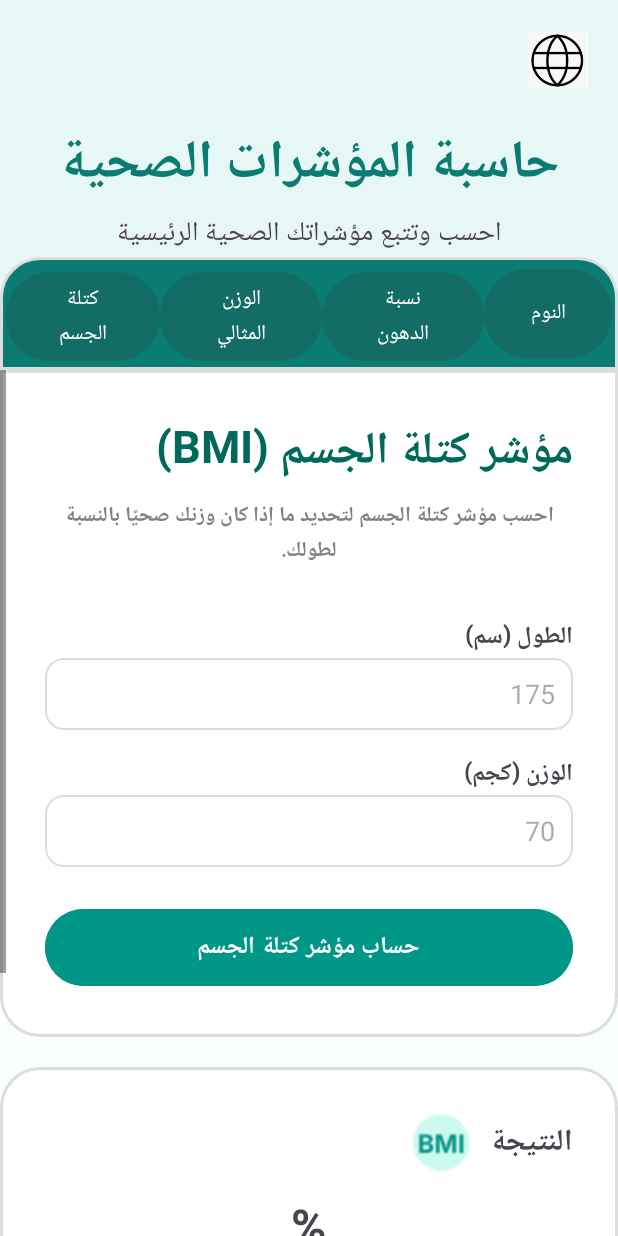
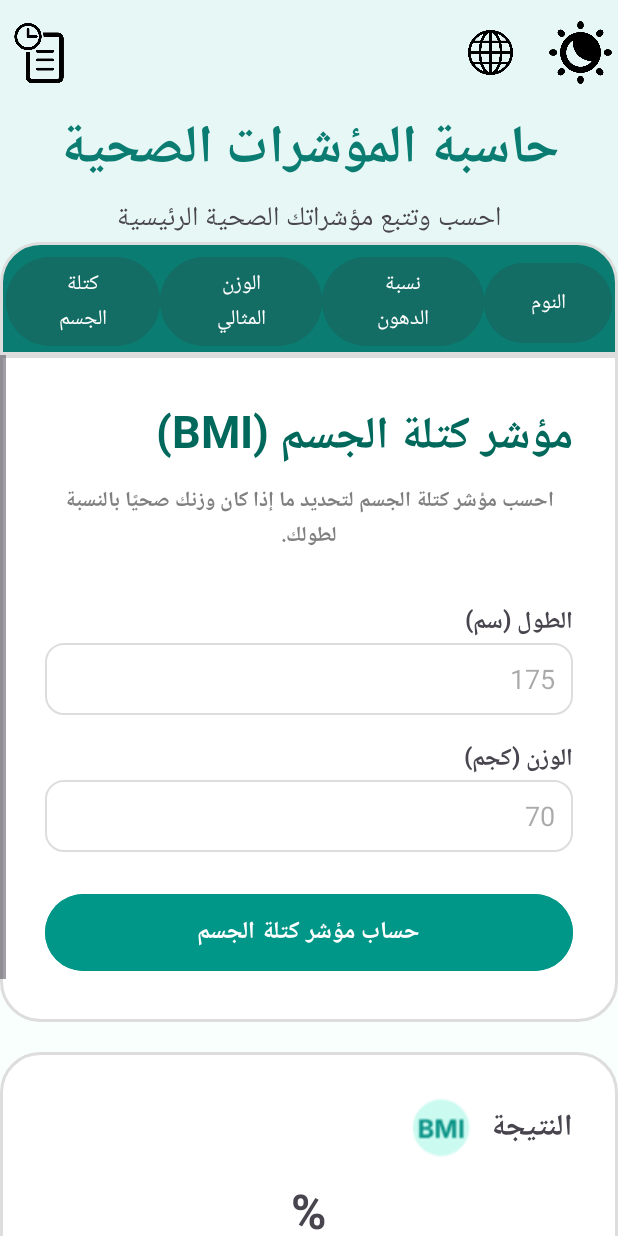
Before and after one commit to kamiar0101/MyProjetSynthese, an Android app: the fragment FragmentIndiceDeMasseCorporelle placed in its activity, on a phone screen of 412 x 824 dp. Run offline under Robolectric (Android 15) with nearby library versions, the phone set to English and light mode, and no system bars.

Commit message:
add 2 activity

```diff
--- a/app/src/main/java/com/example/myprojetsynthese2/fragment/FragmentIndiceDeMasseCorporelle.kt
+++ b/app/src/main/java/com/example/myprojetsynthese2/fragment/FragmentIndiceDeMasseCorporelle.kt
@@ -62,7 +62,7 @@ class FragmentIndiceDeMasseCorporelle : Fragment() {
                 }
 
                 val bmi = poids / (longueur * longueur)
-                tvGraisseNasseCorporelle_fragment.text = bmi.toString()
+                tvGraisseNasseCorporelle_fragment.text = "% " + String.format("%.2f", bmi)
 
                 //
                 pv_fragment.progress = bmi.toInt()
--- a/app/src/main/java/com/example/myprojetsynthese2/fragment/FragmentPoidsIdeal.kt
+++ b/app/src/main/java/com/example/myprojetsynthese2/fragment/FragmentPoidsIdeal.kt
@@ -11,7 +11,6 @@ import android.widget.RadioButton
 import android.widget.RadioGroup
 import android.widget.TextView
 import com.example.myprojetsynthese2.R
-
 
 class FragmentPoidsIdeal : Fragment() {
 
--- a/app/src/main/res/layout/activity_main.xml
+++ b/app/src/main/res/layout/activity_main.xml
@@ -10,21 +10,54 @@
     android:layoutDirection="rtl">
 
     <!---->
+
+    <!---->
     <LinearLayout
         android:id="@+id/linearLayout"
         android:layout_width="match_parent"
         android:layout_height="wrap_content"
         android:orientation="vertical"
         app:layout_constraintEnd_toEndOf="parent"
+        app:layout_constraintHorizontal_bias="0.0"
         app:layout_constraintStart_toStartOf="parent"
         app:layout_constraintTop_toTopOf="parent">
 
-        <ImageView
-            android:id="@+id/ivLangue"
-            android:layout_width="40dp"
-            android:layout_height="40dp"
-            android:layout_margin="20dp"
-            android:src="@drawable/img" />
+        <androidx.constraintlayout.widget.ConstraintLayout
+            android:layout_width="match_parent"
+            android:layout_height="wrap_content"
+            android:layoutDirection="ltr"
+            >
+
+            <ImageView
+                android:id="@+id/ivDark"
+                android:layout_width="50dp"
+                android:layout_height="50dp"
+                android:src="@drawable/night_mode"
+                app:layout_constraintBottom_toBottomOf="parent"
+                app:layout_constraintEnd_toEndOf="parent"
+                app:layout_constraintTop_toTopOf="parent" />
+
+            <ImageView
+                android:id="@+id/ivLangue"
+                android:layout_width="30dp"
+                android:layout_height="30dp"
+                android:layout_margin="20dp"
+                android:src="@drawable/world"
+                app:layout_constraintBottom_toBottomOf="parent"
+                app:layout_constraintEnd_toStartOf="@+id/ivDark"
+                app:layout_constraintTop_toTopOf="parent" />
+
+            <ImageView
+                android:id="@+id/ivHistory"
+                android:layout_width="40dp"
+                android:layout_height="40dp"
+                android:layout_marginStart="6dp"
+                android:src="@drawable/history"
+                app:layout_constraintBottom_toBottomOf="parent"
+                app:layout_constraintStart_toStartOf="parent"
+                app:layout_constraintTop_toTopOf="parent" />
+        </androidx.constraintlayout.widget.ConstraintLayout>
+
 
         <TextView
             android:id="@+id/textView"
@@ -45,7 +78,6 @@
             android:textSize="18dp" />
     </LinearLayout>
 
-    <!---->
     <ScrollView
         android:id="@+id/svBottonChoix"
         android:layout_width="wrap_content"
@@ -66,6 +98,7 @@
                 android:id="@+id/btnSommeil"
                 android:layout_width="0dp"
                 android:layout_height="match_parent"
+                android:layout_marginTop="6dp"
                 android:layout_weight="1"
                 android:text="النوم"
                 android:backgroundTint="#136D64"/>
--- a/app/src/main/res/layout/fragment_indice_de_masse_corporelle.xml
+++ b/app/src/main/res/layout/fragment_indice_de_masse_corporelle.xml
@@ -27,7 +27,6 @@
                 android:layout_width="match_parent"
                 android:layout_height="wrap_content"
                 android:text="مؤشر كتلة الجسم (BMI)"
-
                 android:textColor="#00695C"
                 android:textSize="30sp"
                 android:textStyle="bold"
@@ -144,14 +143,14 @@
                 android:id="@+id/tvGraisseNasseCorporelle_fragment"
                 android:layout_width="wrap_content"
                 android:layout_height="wrap_content"
+                android:layout_gravity="center_horizontal"
+                android:layout_marginTop="12dp"
                 android:text="%"
                 android:textSize="32sp"
                 android:textStyle="bold"
-                android:layout_gravity="center_horizontal"
-                app:layout_constraintTop_toBottomOf="@id/titleText"
+                app:layout_constraintEnd_toEndOf="parent"
                 app:layout_constraintStart_toStartOf="parent"
-                app:layout_constraintEnd_toEndOf="parent"
-                android:layout_marginTop="12dp"/>
+                app:layout_constraintTop_toBottomOf="@id/titleText" />
 
             <!-- Type de graisse -->
             <TextView
--- a/app/src/main/res/layout/fragment_poids_ideal.xml
+++ b/app/src/main/res/layout/fragment_poids_ideal.xml
@@ -96,7 +96,7 @@
                 android:id="@+id/btnCalculerGraisse_fragment"
                 android:layout_width="match_parent"
                 android:layout_height="wrap_content"
-                android:text="حساب نسبة الدهون"
+                android:text="حساب الوزن المثالي"
                 android:textColor="#FFFFFF"
                 android:backgroundTint="#009688"
                 android:textStyle="bold"
```
Also changed, not shown: app/src/main/java/com/example/myprojetsynthese2/FragmentInscrire.kt (added, +59 -0 lines), app/src/main/java/com/example/myprojetsynthese2/fragment/FragmentLogin.kt (added, +60 -0 lines), app/src/main/res/layout/fragment_inscrire.xml (added, +113 -0 lines), app/src/main/res/layout/fragment_login.xml (added, +93 -0 lines), app/src/main/res/drawable/history.png (added), app/src/main/res/drawable/night_mode.png (added), app/src/main/res/drawable/world.png (added).
